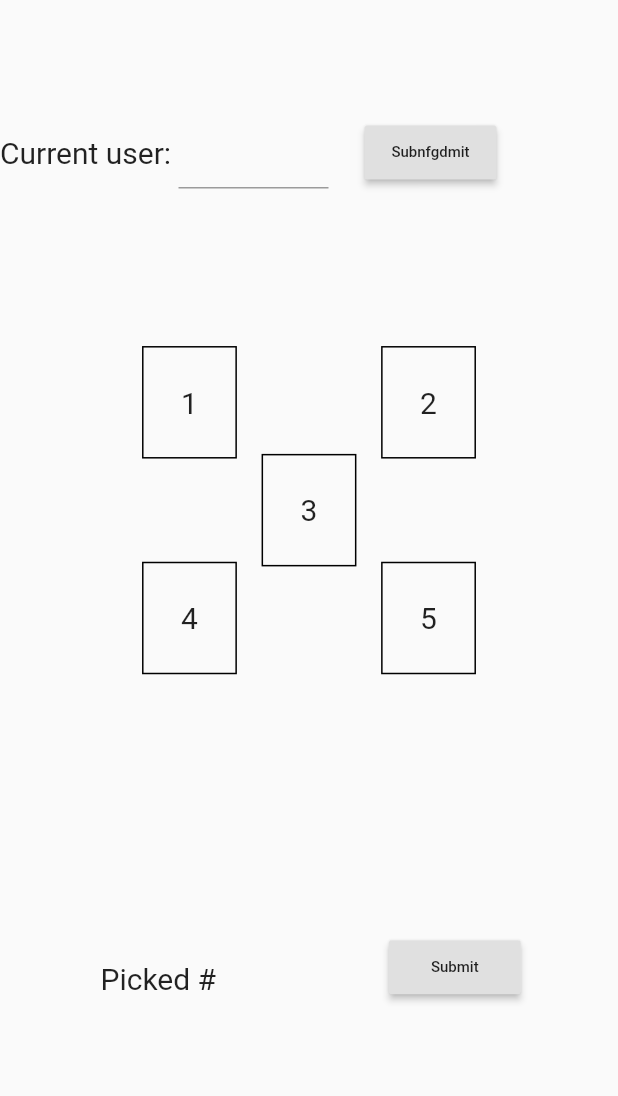
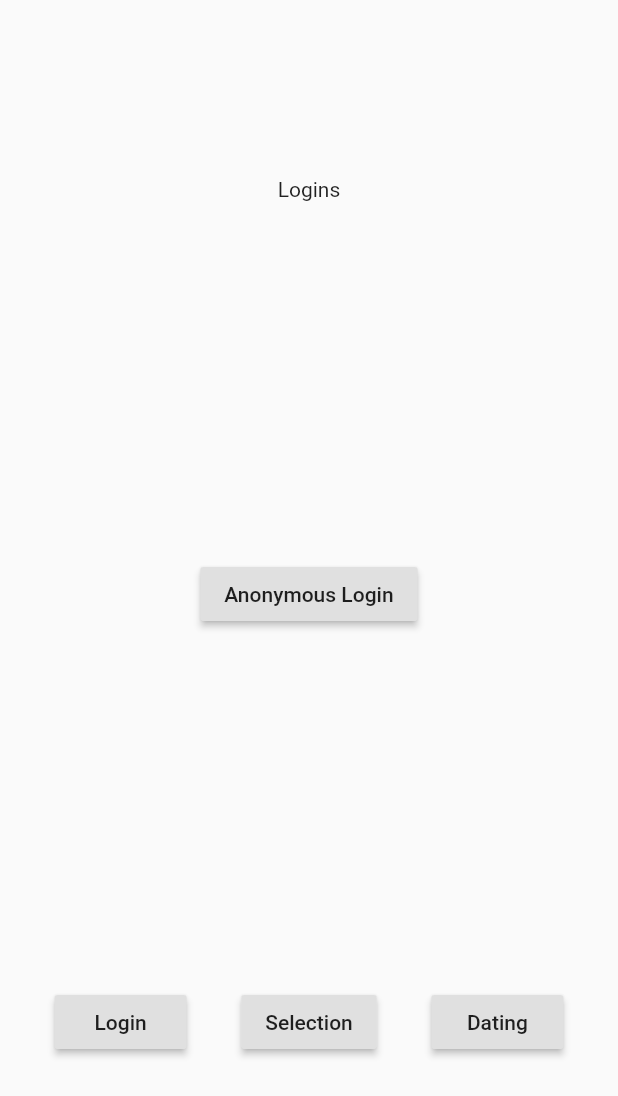
Before and after one commit to mngl-inc/SampleWithReplacement, a Flutter app: the screen it shows after launch, on a phone screen of 412 x 824 dp. Shown: the top 1096 px of the screen. Run offline on Flutter 3.47's test engine with Material 2 defaults, Android fonts, the phone set to English and light mode, and no system bars; our stand-ins replace equatable, firebase_auth, google_sign_in; accounts and stored records are empty.

Commit message:
1. create 3 pages.

```diff
--- /dev/null
+++ b/sample_app/lib/Models/main_bloc.dart
@@ -0,0 +1,21 @@
+import 'package:flutter/material.dart';
+import 'package:sample_app/static_variables.dart';
+
+// this is the main Bloc
+// Every signal section has control.
+class MainBloc with ChangeNotifier {
+  // the current section
+  int _current_section = Variables.login;
+  //function to set user
+  int get current_section => _current_section;
+  set current_section(int newSection) {
+    _current_section = newSection;
+    notifyListeners();
+  }
+
+  @override
+  String toString() {
+    // TODO: implement toString
+    return super.toString();
+  }
+}
--- /dev/null
+++ b/sample_app/lib/UI/login_page.dart
@@ -0,0 +1,25 @@
+import 'package:flutter/material.dart';
+import 'package:sample_app/UI/switch_sections.dart';
+
+/// but a login page here
+
+class LoginPage extends StatelessWidget {
+  const LoginPage({Key key}) : super(key: key);
+
+  @override
+  Widget build(BuildContext context) {
+    return Container(
+      child: Column(
+        mainAxisAlignment: MainAxisAlignment.spaceAround,
+        children: [
+          Text("Logins"),
+          RaisedButton(
+            child: Text("Anonymous Login"),
+            onPressed: () {},
+          ),
+          SwitchPage()
+        ],
+      ),
+    );
+  }
+}
--- a/sample_app/lib/UI/selection.dart
+++ b/sample_app/lib/UI/selection_page.dart
@@ -1,15 +1,15 @@
 import 'package:flutter/material.dart';
 import 'package:provider/provider.dart';
 import 'package:sample_app/Models/selection_bloc.dart';
+import 'package:sample_app/UI/switch_sections.dart';
 
-class SelectionScreen extends StatefulWidget {
-  SelectionScreen({Key key}) : super(key: key);
-
+class SelectionPage extends StatefulWidget {
+  SelectionPage({Key key}) : super(key: key);
   @override
-  _SelectionScreenState createState() => _SelectionScreenState();
+  _SelectionPageState createState() => _SelectionPageState();
 }
 
-class _SelectionScreenState extends State<SelectionScreen> {
+class _SelectionPageState extends State<SelectionPage> {
   final myController = TextEditingController();
   @override
   void dispose() {
@@ -36,7 +36,7 @@ class _SelectionScreenState extends State<SelectionScreen> {
             onPressed: () {
               print("okay");
             },
-            child: Text("Subnfgdmit", style: TextStyle(fontSize: 10))),
+            child: Text("Change", style: TextStyle(fontSize: 10))),
       ),
       Align(
           alignment: Alignment(-0.6, 0.6),
@@ -53,6 +53,7 @@ class _SelectionScreenState extends State<SelectionScreen> {
             },
             child: Text("Submit", style: TextStyle(fontSize: 10))),
       ),
+      Align(alignment: Alignment(0, 0.8), child: SwitchPage())
     ]);
   }
 }
--- /dev/null
+++ b/sample_app/lib/UI/switch_sections.dart
@@ -0,0 +1,39 @@
+import 'package:flutter/material.dart';
+import 'package:provider/provider.dart';
+import 'package:sample_app/Models/main_bloc.dart';
+import 'package:sample_app/static_variables.dart';
+
+class SwitchPage extends StatelessWidget {
+  const SwitchPage({Key key}) : super(key: key);
+
+  /// This class is used for trouble shooting.
+  /// I want to be able to change to different pages using builds.
+  @override
+  Widget build(BuildContext context) {
+    return Consumer<MainBloc>(
+      builder: (_, mainBloc, __) => Container(
+        child: Row(
+          mainAxisAlignment: MainAxisAlignment.spaceEvenly,
+          children: [
+            RaisedButton(
+              child: Text("Login"),
+              onPressed: () {
+                mainBloc.current_section = Variables.login;
+              },
+            ),
+            RaisedButton(
+                child: Text("Selection"),
+                onPressed: () {
+                  mainBloc.current_section = Variables.selection;
+                }),
+            RaisedButton(
+                child: Text("Dating"),
+                onPressed: () {
+                  mainBloc.current_section = Variables.dating;
+                })
+          ],
+        ),
+      ),
+    );
+  }
+}
--- a/sample_app/lib/main.dart
+++ b/sample_app/lib/main.dart
@@ -1,7 +1,11 @@
 import 'package:flutter/material.dart';
+import 'package:sample_app/Models/main_bloc.dart';
 import 'package:sample_app/Models/selection_bloc.dart';
-import 'package:sample_app/UI/selection.dart';
+import 'package:sample_app/UI/dating_page.dart';
+import 'package:sample_app/UI/login_page.dart';
+import 'package:sample_app/UI/selection_page.dart';
 import 'package:provider/provider.dart';
+import 'package:sample_app/static_variables.dart';
 
 void main() {
   runApp(MyApp());
@@ -9,18 +13,34 @@ void main() {
 
 class MyApp extends StatelessWidget {
   // This widget is the root of your application.
+
+  List<Widget> Sections = [LoginPage(), SelectionPage(), DatingPage()];
+  int current = Variables.login;
+  // I don't want this to change
+  final main_bloc = MainBloc();
   @override
   Widget build(BuildContext context) {
-    return ChangeNotifierProvider<SelectionBloc>(
-        create: (context) => SelectionBloc(),
-        lazy: false,
+    return MultiProvider(
+        providers: [
+          ChangeNotifierProvider<SelectionBloc>(
+            create: (context) => SelectionBloc(),
+            lazy: false,
+          ),
+          ChangeNotifierProvider.value(
+            value: main_bloc,
+          )
+        ],
         child: MaterialApp(
           title: 'Flutter Demo',
           theme: ThemeData(
             primarySwatch: Colors.blue,
             visualDensity: VisualDensity.adaptivePlatformDensity,
           ),
-          home: SafeArea(child: Material(child: SelectionScreen())),
+          home: SafeArea(child:
+              Material(child: Consumer<MainBloc>(builder: (_, mainBloc, __) {
+            return Sections[mainBloc.current_section];
+          }))),
+          //home: SafeArea(child: Material(child: LoginPage())),
         ));
   }
 }
--- /dev/null
+++ b/sample_app/lib/static_variables.dart
@@ -0,0 +1,5 @@
+class Variables {
+  static int login = 0;
+  static int selection = 1;
+  static int dating = 2;
+}
--- /dev/null
+++ b/sample_app/packages/auth_repository/lib/auth_repository.dart
@@ -0,0 +1,4 @@
+library auth_repository;
+
+export 'src/auth_repository.dart';
+export 'src/models/models.dart';
--- /dev/null
+++ b/sample_app/packages/auth_repository/lib/src/models/models.dart
@@ -0,0 +1 @@
+export 'user.dart';
--- a/sample_app/pubspec.yaml
+++ b/sample_app/pubspec.yaml
@@ -16,7 +16,6 @@ publish_to: 'none' # Remove this line if you wish to publish to pub.dev
 # Read more about iOS versioning at
 # https://developer.apple.com/library/archive/documentation/General/Reference/InfoPlistKeyReference/Articles/CoreFoundationKeys.html
 version: 1.0.0+1
-
 environment:
   sdk: ">=2.7.0 <3.0.0"
 
@@ -29,17 +28,16 @@ dependencies:
   # Use with the CupertinoIcons class for iOS style icons.
   cupertino_icons: ^1.0.0
   provider: ^4.3.3
-
+  auth_repository:
+    path: packages/auth_repository
 dev_dependencies:
   flutter_test:
     sdk: flutter
 
 # For information on the generic Dart part of this file, see the
 # following page: https://dart.dev/tools/pub/pubspec
-
 # The following section is specific to Flutter.
 flutter:
-
   # The following line ensures that the Material Icons font is
   # included with your application, so that you can use the icons in
   # the material Icons class.
```
Also changed, not shown: sample_app/lib/UI/dating_page.dart (added, +25 -0 lines), sample_app/packages/auth_repository/lib/src/auth_repository.dart (added, +69 -0 lines), sample_app/packages/auth_repository/lib/src/models/user.dart (added, +36 -0 lines), sample_app/packages/auth_repository/pubspec.yaml (added, +62 -0 lines), sample_app/packages/auth_repository/pubspec.lock (added), sample_app/pubspec.lock, 13 other files.
